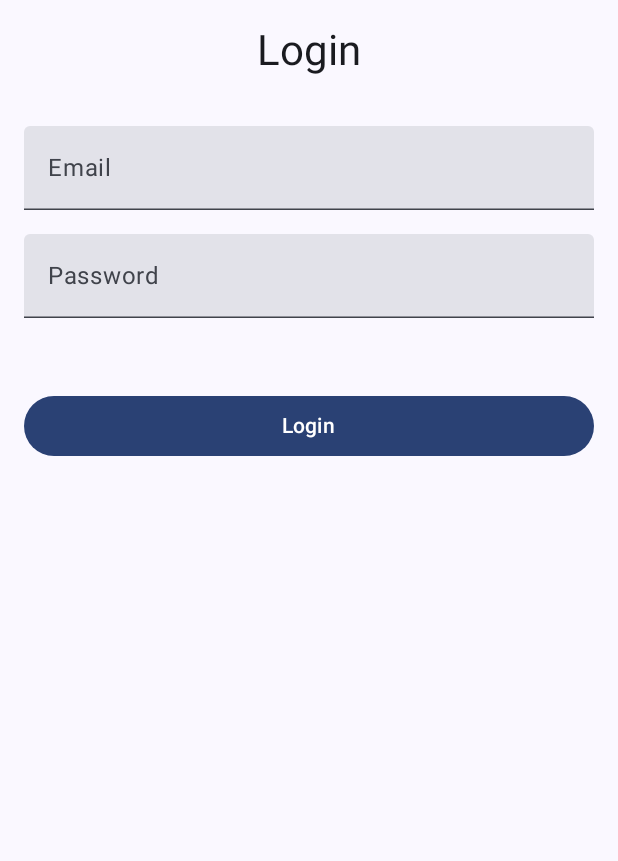
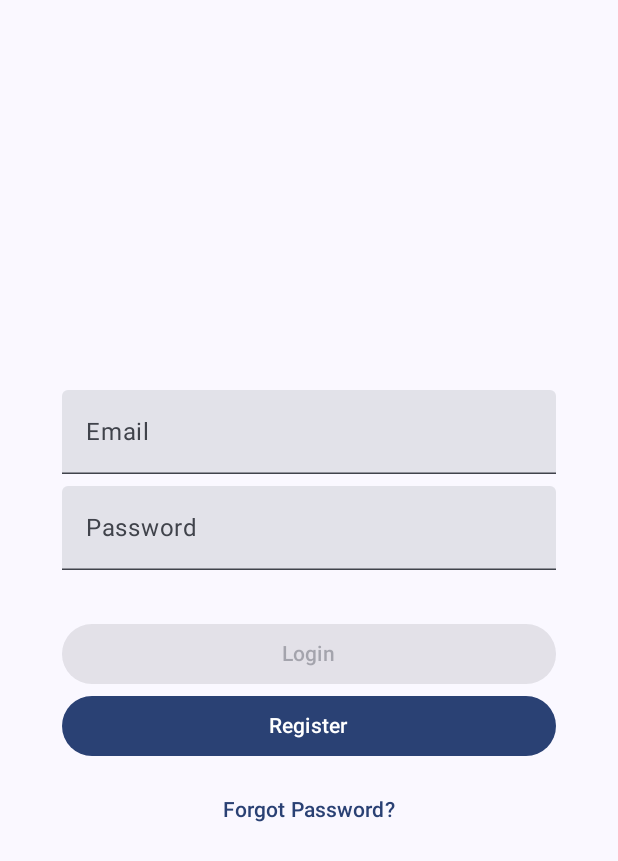
Before and after one commit to kmatijev/DidIt, an Android app built with Jetpack Compose: the screen it shows after launch (MainActivity), on a phone screen of 412 x 824 dp. Shown: the top 861 px of the screen. Run offline under Robolectric (Android 15) with nearby library versions, the phone set to English and light mode, and no system bars; our stand-ins replace Firebase (no records; nobody signed in at launch, a user with empty details on screens opened directly), Room's generated code.

Commit message:
CLEAN: Import clean-up.

```diff
--- a/app/src/main/java/com/example/didit/LoginPage.kt
+++ b/app/src/main/java/com/example/didit/LoginPage.kt
@@ -1,5 +1,7 @@
 package com.example.didit
 
+
+import androidx.compose.foundation.layout.Arrangement
 import androidx.compose.foundation.layout.Box
 import androidx.compose.foundation.layout.Column
 import androidx.compose.foundation.layout.Spacer
@@ -9,8 +11,11 @@ import androidx.compose.foundation.layout.height
 import androidx.compose.foundation.layout.padding
 import androidx.compose.material3.Button
 import androidx.compose.material3.CircularProgressIndicator
-import androidx.compose.material3.MaterialTheme
+import androidx.compose.material3.Scaffold
+import androidx.compose.material3.SnackbarHost
+import androidx.compose.material3.SnackbarHostState
 import androidx.compose.material3.Text
+import androidx.compose.material3.TextButton
 import androidx.compose.material3.TextField
 import androidx.compose.runtime.Composable
 import androidx.compose.runtime.LaunchedEffect
@@ -21,81 +26,94 @@ import androidx.compose.runtime.remember
 import androidx.compose.runtime.setValue
 import androidx.compose.ui.Alignment
 import androidx.compose.ui.Modifier
-import androidx.compose.ui.graphics.Color
 import androidx.compose.ui.text.input.PasswordVisualTransformation
 import androidx.compose.ui.unit.dp
 
 @Composable
 fun LoginPage(
     viewModel: AuthViewModel,
-    onLoginSuccess: () -> Unit
+    onLoginSuccess: () -> Unit,
+    onRegisterClick: () -> Unit,
+    onForgotPasswordClick: () -> Unit
 ) {
-    var email by remember { mutableStateOf("") }
-    var password by remember { mutableStateOf("") }
     val authState by viewModel.authState.collectAsState()
+    val snackbarHostState = remember { SnackbarHostState() }
 
-    // Handle UI based on authentication state
-    when (authState) {
-        is AuthState.Loading -> {
-            // Show loading indicator
-            Box(
-                modifier = Modifier.fillMaxSize(),
-                contentAlignment = Alignment.Center
-            ) {
-                CircularProgressIndicator()
-            }
-        }
-        is AuthState.Success -> {
-            // Trigger onLoginSuccess when login is successful
-            LaunchedEffect(Unit) {
-                onLoginSuccess() // Navigate to the next screen
-            }
-        }
-        is AuthState.Error -> {
-            // Show error message
-            val error = (authState as AuthState.Error).message
-            Text(text = error, color = Color.Red)
-        }
-        else -> {
-            // Show login form
+    LaunchedEffect(true) {
+        viewModel.resetAuthState()  // Reset the auth state
+    }
+
+    Scaffold(
+        snackbarHost = { SnackbarHost(snackbarHostState) },
+        content = { paddingValues ->
+            // Your login form UI
             Column(
                 modifier = Modifier
                     .fillMaxSize()
-                    .padding(16.dp),
+                    .padding(paddingValues),
+                verticalArrangement = Arrangement.Center,
                 horizontalAlignment = Alignment.CenterHorizontally
             ) {
-                Text(
-                    text = "Login",
-                    style = MaterialTheme.typography.headlineMedium,
-                    modifier = Modifier.padding(bottom = 32.dp)
-                )
+                var email by remember { mutableStateOf("") }
+                var password by remember { mutableStateOf("") }
 
                 TextField(
                     value = email,
                     onValueChange = { email = it },
                     label = { Text("Email") },
-                    modifier = Modifier.fillMaxWidth()
+                    modifier = Modifier.fillMaxWidth(0.8f)
                 )
-                Spacer(modifier = Modifier.height(16.dp))
-
+                Spacer(modifier = Modifier.height(8.dp))
                 TextField(
                     value = password,
                     onValueChange = { password = it },
                     label = { Text("Password") },
-                    modifier = Modifier.fillMaxWidth(),
+                    modifier = Modifier.fillMaxWidth(0.8f),
                     visualTransformation = PasswordVisualTransformation()
                 )
                 Spacer(modifier = Modifier.height(32.dp))
-
                 Button(
+                    enabled = email.isNotBlank() && password.isNotBlank(),
                     onClick = { viewModel.login(email, password) },
-                    modifier = Modifier
-                        .fillMaxWidth()
-                        .padding(top = 16.dp)
+                    modifier = Modifier.fillMaxWidth(0.8f)
                 ) {
                     Text("Login")
                 }
+                Button(
+                    onClick = { onRegisterClick() },
+                    modifier = Modifier.fillMaxWidth(0.8f)
+                ) {
+                    Text("Register")
+                }
+
+                Spacer(modifier = Modifier.height(8.dp))
+
+                TextButton(onClick = onForgotPasswordClick) {
+                    Text("Forgot Password?")
+                }
             }
+
+            if (authState is AuthState.Loading) {
+                Box(
+                    modifier = Modifier
+                        .fillMaxSize()
+                        //.background(Color.Black.copy(alpha = 0.5f)) // Optional dim background
+                ) {
+                    CircularProgressIndicator(
+                        modifier = Modifier.align(Alignment.Center)
+                    )
+                }
+            }
+        }
+    )
+
+    // Show error message as a Snackbar
+    LaunchedEffect(authState) {
+        if (authState is AuthState.Error) {
+            val errorMessage = (authState as AuthState.Error).message
+            snackbarHostState.showSnackbar(errorMessage)
+        } else if (authState is AuthState.Success) {
+            onLoginSuccess()
         }
     }
 }
--- a/app/src/main/java/com/example/didit/MainActivity.kt
+++ b/app/src/main/java/com/example/didit/MainActivity.kt
@@ -1,6 +1,7 @@
 package com.example.didit
 
 import android.os.Bundle
+import android.util.Log
 import androidx.activity.ComponentActivity
 import androidx.activity.compose.setContent
 import androidx.activity.enableEdgeToEdge
@@ -13,6 +14,7 @@ import androidx.compose.runtime.collectAsState
 import androidx.compose.runtime.getValue
 import androidx.compose.ui.Modifier
 import androidx.lifecycle.ViewModelProvider
+import androidx.navigation.NavHostController
 import androidx.navigation.compose.NavHost
 import androidx.navigation.compose.composable
 import androidx.navigation.compose.rememberNavController
@@ -21,14 +23,19 @@ import com.google.firebase.FirebaseApp
 
 
 class MainActivity : ComponentActivity() {
+
+    private lateinit var todoViewModel: TodoViewModel
+    //private lateinit var authViewModel: AuthViewModel
+
     override fun onCreate(savedInstanceState: Bundle?) {
         super.onCreate(savedInstanceState)
 
         FirebaseApp.initializeApp(this)
 
-        // Initialize the database in MainActivity (if needed for the app's setup)
-        val todoViewModel = ViewModelProvider(this)[TodoViewModel::class.java]
-        val authViewModel = ViewModelProvider(this)[AuthViewModel::class.java]
+        var authViewModel = ViewModelProvider(this)[AuthViewModel::class.java]
+
+        // Initialize the TodoViewModel with the AuthViewModel
+        todoViewModel = TodoViewModel(application, authViewModel)
 
 
         enableEdgeToEdge() // Your setup code for UI if necessary
@@ -42,7 +49,8 @@ class MainActivity : ComponentActivity() {
                     modifier = Modifier.fillMaxSize(),
                     color = MaterialTheme.colorScheme.background
                 ) {
-                    MainApp(todoViewModel, authViewModel) // MainApp composable that manages navigation
+                    val navController = rememberNavController()
+                    MainApp(todoViewModel, authViewModel, navController) // MainApp composable that manages navigation
                 }
             }
         }
@@ -52,36 +60,68 @@ class MainActivity : ComponentActivity() {
 @Composable
 fun MainApp(
     todoViewModel: TodoViewModel,
-    authViewModel: AuthViewModel // Pass AuthViewModel for login management
+    authViewModel: AuthViewModel,
+    navController: NavHostController
 ) {
-    val navController = rememberNavController() // Create a NavController
-
     // Observe the authentication state
     val isLoggedIn by authViewModel.isLoggedIn.collectAsState()
 
     // Observe login state and handle navigation
     LaunchedEffect(isLoggedIn) {
         if (isLoggedIn) {
-            navController.navigate("todoListPage") {
-                popUpTo(0) { inclusive = true } // Clear back stack to avoid login screen navigation issues
-            }
+            navController.navigate("todoListPage")
         } else {
-            navController.navigate("loginPage") {
-                popUpTo(0) { inclusive = true } // Clear back stack for logout
-            }
+            navController.navigate("loginPage")
         }
     }
 
     NavHost(
         navController = navController,
-        startDestination = if (isLoggedIn) "todoListPage" else "loginPage"
+        startDestination = "loginPage"
     ) {
         // Login Page
         composable("loginPage") {
             LoginPage(
                 viewModel = authViewModel,
                 onLoginSuccess = {
-                    navController.navigate("todoListPage")
+                    navController.navigate("todoListPage") {
+                        // Make sure to pop the login page from the back stack after login
+                        popUpTo("loginPage") { inclusive = true }
+                        launchSingleTop = true
+                    }
+                },
+                onRegisterClick = {
+                    navController.navigate("registerPage")
+                },
+                onForgotPasswordClick = {
+                    navController.navigate("forgotPasswordPage")
+                }
+            )
+        }
+
+        // Register Page
+        composable("registerPage") {
+            RegisterPage(
+                viewModel = authViewModel,
+                onRegisterSuccess = {
+                    navController.popBackStack() },
+                onBackToLoginClick = {
+                    navController.popBackStack() }
+            )
+        }
+
+        // Forgotten Password Page
+        composable("forgotPasswordPage") {
+            ForgotPasswordPage(
+                viewModel = authViewModel,
+                onPasswordReset = {
+                    navController.navigate("loginPage") {
+                        popUpTo(0) { inclusive = true }
+                        launchSingleTop = true
+                    }
+                },
+                onBackToLoginClick = {
+                    navController.popBackStack()
                 }
             )
         }
@@ -116,11 +156,20 @@ fun MainApp(
         composable("profilePage") {
             ProfilePage(
                 viewModel = todoViewModel,
+                authViewModel = authViewModel,
                 onTasksClick = {
                     navController.navigate("todoListPage")
                 },
                 onFinishedTasksClick = {
                     navController.navigate("finishedTasksPage")
+                },
+                onLogout = {
+                    // Logout and clear the back stack, going back to the login page
+                    navController.navigate("loginPage") {
+                        Log.d("MainApp", "Logging out and clearing back stack")
+                        popUpTo(0) { inclusive = true }
+                        launchSingleTop = true
+                    }
                 }
             )
         }
--- a/app/src/main/java/com/example/didit/TodoListPage.kt
+++ b/app/src/main/java/com/example/didit/TodoListPage.kt
@@ -2,7 +2,6 @@ package com.example.didit
 
 import android.app.DatePickerDialog
 import android.app.TimePickerDialog
-import android.util.Log
 import androidx.compose.foundation.background
 import androidx.compose.foundation.layout.Arrangement
 import androidx.compose.foundation.layout.Box
--- a/app/src/main/java/com/example/didit/TodoViewModel.kt
+++ b/app/src/main/java/com/example/didit/TodoViewModel.kt
@@ -7,7 +7,7 @@ import android.util.Log
 import androidx.lifecycle.AndroidViewModel
 import androidx.lifecycle.LiveData
 import androidx.lifecycle.MediatorLiveData
-import androidx.lifecycle.MutableLiveData
+import androidx.lifecycle.asLiveData
 import androidx.lifecycle.distinctUntilChanged
 import androidx.lifecycle.map
 import androidx.lifecycle.viewModelScope
@@ -20,8 +20,11 @@ import kotlinx.coroutines.launch
 import java.time.Instant
 import java.util.Date
 
-class TodoViewModel(application: Application) : AndroidViewModel(application) {
+class TodoViewModel(application: Application, private val authViewModel: AuthViewModel) : AndroidViewModel(application) {
     private val todoDao = MainApplication.todoDatabase.getTodoDao()
+
+    private val userId: String
+        get() = authViewModel.userId
 
     private val context = application.applicationContext
 
@@ -31,13 +34,11 @@ class TodoViewModel(application: Application) : AndroidViewModel(application) {
     private val _isDarkMode = MutableStateFlow(preferencesManager.getThemePreference())
     val isDarkMode: StateFlow<Boolean> = _isDarkMode
 
-    private val _sortOption = MutableLiveData<SortOption>(SortOption.BY_PRIORITY) // Default sorting option
-    private val sortOption: LiveData<SortOption> = _sortOption
+    //private val _sortOption = MutableLiveData(SortOption.BY_PRIORITY) // Default sorting option
+    //private val sortOption: LiveData<SortOption> = _sortOption
 
     private val _todoList = MediatorLiveData<List<Todo>>()
-
-    // Fetch unsorted list (all todos)
-    private val allTodos: LiveData<List<Todo>> = todoDao.getAllTodo()
+    var allTodos: LiveData<List<Todo>> = _todoList
 
     val activeTasks: LiveData<List<Todo>> = allTodos.map { list ->
         list.filter { !it.isFinished }
@@ -48,6 +49,13 @@ class TodoViewModel(application: Application) : AndroidViewModel(application) {
     }.distinctUntilChanged()
 
     init {
+        // Observe changes in the logged-in user
+        _todoList.addSource(authViewModel.user.asLiveData()) { user ->
+            user?.let {
+                fetchTodosForUser(it.uid)
+            }
+        }
+        /*
         // Initialize the MediatorLiveData to observe the changes from sortOption and allTodos
         _todoList.addSource(allTodos) { todos ->
             updateSortedList(todos, _sortOption.value)
@@ -55,34 +63,51 @@ class TodoViewModel(application: Application) : AndroidViewModel(application) {
         _todoList.addSource(sortOption) { sortOption ->
             updateSortedList(allTodos.value, sortOption)
         }
+         */
     }
 
-    private fun updateSortedList(todos: List<Todo>?, sortOption: SortOption?) {
-        if (todos == null || sortOption == null) return
-        _todoList.value = when (sortOption) {
-            SortOption.BY_PRIORITY -> todos.sortedBy { it.priority.sortOrder }
-            SortOption.BY_CATEGORY -> todos.sortedBy { it.category.name }
-            SortOption.BY_REMINDER -> todos.sortedBy { it.reminderDate }
+    fun fetchTodosForUser(userId: String) {
+        val userTodos = todoDao.getAllTodosSortedByPriority(userId)
+        Log.d("TodoViewModel", "Fetching todos for user: $userId")
+        _todoList.addSource(userTodos) { todos ->
+            _todoList.value = todos
         }
     }
 
+    /*
+    fun updateSortOption(sortOption: SortOption) {
+        // Use the appropriate sorted query based on the chosen sortOption
+        allTodos = when (sortOption) {
+            SortOption.BY_PRIORITY -> todoDao.getAllTodosSortedByPriority(userId)
+            SortOption.BY_CATEGORY -> todoDao.getAllTodosSortedByCategory(userId)
+            SortOption.BY_REMINDER-> todoDao.getAllTodosSortedByReminder(userId)
+        }
+    }
+     */
+
     fun addTodo(title: String, reminder: Long?, priority: Priority, category: Category) {
         viewModelScope.launch(Dispatchers.IO) {
-            // Create the new task object
+            val currentUserId = userId
+            if (currentUserId.isEmpty()) {
+                Log.e("TodoViewModel", "User is not authenticated")
+                return@launch // Do not add task if no user is authenticated
+            }
+
             val newTodo = Todo(
                 title = title,
                 createdAt = Date.from(Instant.now()),
-                reminderDate = reminder, // Pass the reminder date
-                isChecked = false, // Set the initial state of the checkbox to unchecked
+                reminderDate = reminder,
+                isChecked = false,
                 priority = priority,
-                category = category
+                category = category,
+                userId = currentUserId
             )
 
             // Add the task to the database
             todoDao.addTodo(newTodo)
 
-            // Ensure the task is added correctly
-            Log.d("ViewModel", "Task added: $newTodo")
+            // Log for debugging
+            Log.d("TodoViewModel", "Task added for userId $currentUserId: $newTodo")
 
             // Schedule a notification if a reminder is set
             if (reminder != null) {
--- a/app/src/main/java/com/example/didit/db/TodoDao.kt
+++ b/app/src/main/java/com/example/didit/db/TodoDao.kt
@@ -10,17 +10,23 @@ import com.example.didit.Todo
 @Dao
 interface TodoDao {
 
-    @Query("SELECT * FROM todos ORDER BY reminderDate ASC")
-    fun getTodosSortedByReminder(): LiveData<List<Todo>>
+    @Query("SELECT * FROM todos WHERE userId = :userId ORDER BY createdAt DESC")
+    fun getAllTodosSortedByReminder(userId: String): LiveData<List<Todo>>
 
-    @Query("SELECT * FROM todos ORDER BY category ASC")
-    fun getTodosSortedByCategory(): LiveData<List<Todo>>
+    @Query("SELECT * FROM todos WHERE userId = :userId ORDER BY category ASC")
+    fun getAllTodosSortedByCategory(userId: String): LiveData<List<Todo>>
 
-    @Query("SELECT * FROM todos ORDER BY priority DESC")
-    fun getTodosSortedByPriority(): LiveData<List<Todo>>
+    @Query("SELECT * FROM todos WHERE userId = :userId ORDER BY priority DESC")
+    fun getAllTodosSortedByPriority(userId: String): LiveData<List<Todo>>
+
+    /*
+    // Get all todos for a specific user
+    @Query("SELECT * FROM todos WHERE userId = :userId")
+    fun getAllTodo(userId: String): LiveData<List<Todo>>
 
     @Query("SELECT * FROM todos")
     fun getAllTodo(): LiveData<List<Todo>>
+     */
 
     @Insert
     suspend fun addTodo(todo : Todo)
--- a/app/src/main/java/com/example/didit/db/TodoDatabase.kt
+++ b/app/src/main/java/com/example/didit/db/TodoDatabase.kt
@@ -5,7 +5,7 @@ import androidx.room.RoomDatabase
 import androidx.room.TypeConverters
 import com.example.didit.Todo
 
-@Database(entities = [Todo::class], version = 6)
+@Database(entities = [Todo::class], version = 8)
 @TypeConverters(Converters::class)
 abstract class TodoDatabase : RoomDatabase(){
 
```
Also changed, not shown: app/src/main/java/com/example/didit/AuthViewModel.kt (+65 -1 lines), app/src/main/java/com/example/didit/ProfilePage.kt (+17 -1 lines), app/src/main/java/com/example/didit/Todo.kt (+2 -17 lines).
